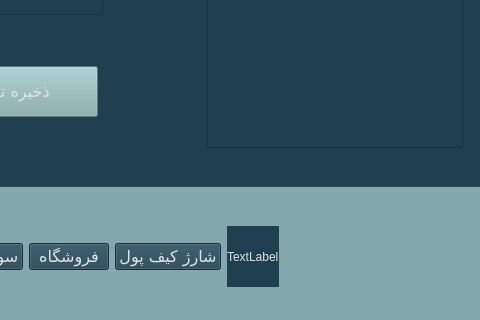
Old version of the form Project_Ap/clientprof.ui in the repository AP-projects-4001/metagoofill; both pictures show x 183 to 663 and y 294 to 614 of the 800 by 614 pixel window.
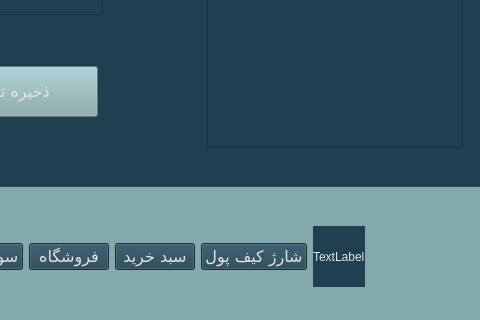
New version of the form.

Patch:
```diff
--- a/Project_Ap/clientprof.ui
+++ b/Project_Ap/clientprof.ui
@@ -85,12 +85,33 @@
        </property>
       </widget>
      </item>
+     <item>
+      <widget class="QPushButton" name="pushButton_9">
+       <property name="font">
+        <font>
+         <family>Lalezar</family>
+         <pointsize>12</pointsize>
+         <weight>50</weight>
+         <italic>false</italic>
+         <bold>false</bold>
+        </font>
+       </property>
+       <property name="styleSheet">
+        <string notr="true">background-color: rgb(32, 64, 81);
+font: 12pt &quot;Lalezar&quot;;color: rgb(228, 227, 227);</string>
+       </property>
+       <property name="text">
+        <string>سبد خرید</string>
+       </property>
+      </widget>
+     </item>
      <item>
       <widget class="QPushButton" name="pushButton_5">
        <property name="font">
         <font>
          <family>Lalezar</family>
          <pointsize>12</pointsize>
+         <weight>50</weight>
          <italic>false</italic>
          <bold>false</bold>
         </font>
```
Left out of the diff: 11 changed lines with no effect on the pictures.
